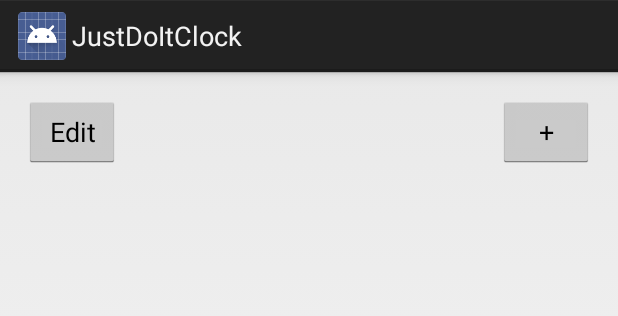
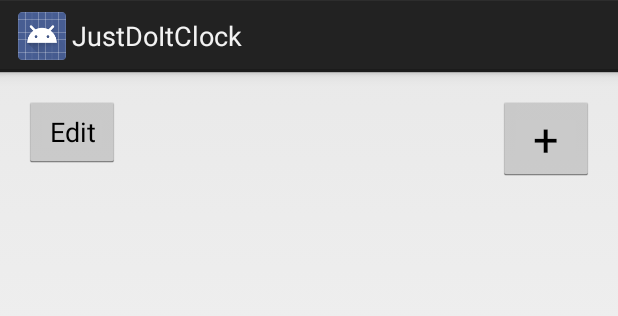
Before and after one commit to SamIAmHarris/JustDoItClock, an Android app: the layout clock_fragment.xml on its own in the app's theme, with its tools: preview values and no code run, on a phone screen of 412 x 824 dp. Shown: the top 316 px of the screen. Run offline under Robolectric (Android 15) with nearby library versions, the phone set to English and light mode, and no system bars.

Commit message:
String resources and clean up code

```diff
--- a/App/src/main/java/com/samiamharris/justdoitclock/AlarmReceiver.java
+++ b/App/src/main/java/com/samiamharris/justdoitclock/AlarmReceiver.java
@@ -28,7 +28,6 @@ public class AlarmReceiver extends BroadcastReceiver{
         HashMap<String,AlarmData> alarms = Storage.getInstance().getMyData(context);
         AlarmData receivedAlarm = alarms.get(whichAlarm);
         if(receivedAlarm != null){
-            //receivedAlarm.performAlarm(context);
 
             try
             {
--- a/App/src/main/java/com/samiamharris/justdoitclock/EditAdapter.java
+++ b/App/src/main/java/com/samiamharris/justdoitclock/EditAdapter.java
@@ -83,6 +83,7 @@ public class EditAdapter extends ArrayAdapter<AlarmData> {
 
         holder.nameView.setText(data.getmName());
 
+        //Displaying time in 12 hour instead of 24 hour
         int hour = data.getmHour();
         int fixMinute = data.getmMinute();
 
@@ -107,6 +108,7 @@ public class EditAdapter extends ArrayAdapter<AlarmData> {
 
     }
 
+    //on/off button unique to its position
     CompoundButton.OnCheckedChangeListener onOffListener = new CompoundButton.OnCheckedChangeListener() {
         public void onCheckedChanged(CompoundButton buttonView, boolean isChecked) {
 
--- a/App/src/main/java/com/samiamharris/justdoitclock/Storage.java
+++ b/App/src/main/java/com/samiamharris/justdoitclock/Storage.java
@@ -16,10 +16,7 @@ import java.util.HashMap;
  */
 public class Storage {
 
-
-    //
     // Singleton pattern here:
-    //
     private static Storage storageRef;
     private Storage(){
 
@@ -32,14 +29,11 @@ public class Storage {
         return storageRef;
     }
 
-    //
     // Serialization here
-    //
 
     static String DATA_FILE_ARRAY = "data_file_array";
 
 
-    //this method is private so we can control what gets saved.
     private static boolean saveMyData(Context context, HashMap<String,AlarmData> myData) {
         try {
             FileOutputStream fos = context.openFileOutput(DATA_FILE_ARRAY, Context.MODE_PRIVATE);
--- a/App/src/main/res/layout/clock_fragment.xml
+++ b/App/src/main/res/layout/clock_fragment.xml
@@ -24,15 +24,16 @@
         <Button
             android:layout_width="wrap_content"
             android:layout_height="wrap_content"
-            android:text="+"
+            android:text="@string/plus"
             android:layout_alignParentRight="true"
             android:layout_alignParentTop="true"
+            android:textSize="30sp"
             android:id="@+id/add_button"/>
 
         <Button
     android:layout_width="wrap_content"
     android:layout_height="wrap_content"
-    android:text="Edit"
+    android:text="@string/edit"
     android:layout_alignParentTop="true"
     android:layout_alignParentLeft="true"
     android:id="@+id/edit_button"/>
```
Also changed, not shown: App/src/main/java/com/samiamharris/justdoitclock/ClockActivity.java (+3 -19 lines), App/src/main/res/values/strings.xml (+28 -0 lines), App/src/main/java/com/samiamharris/justdoitclock/MultiSpinner.java (indentation only). Lines whose indentation alone changed are shown as unchanged.
